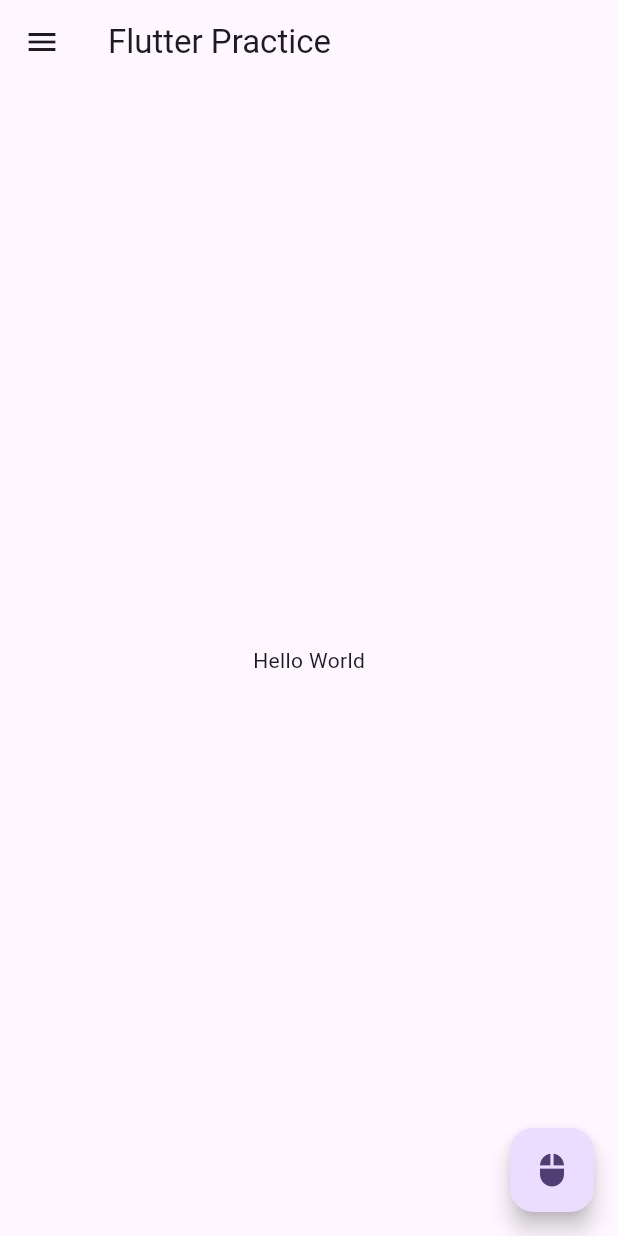
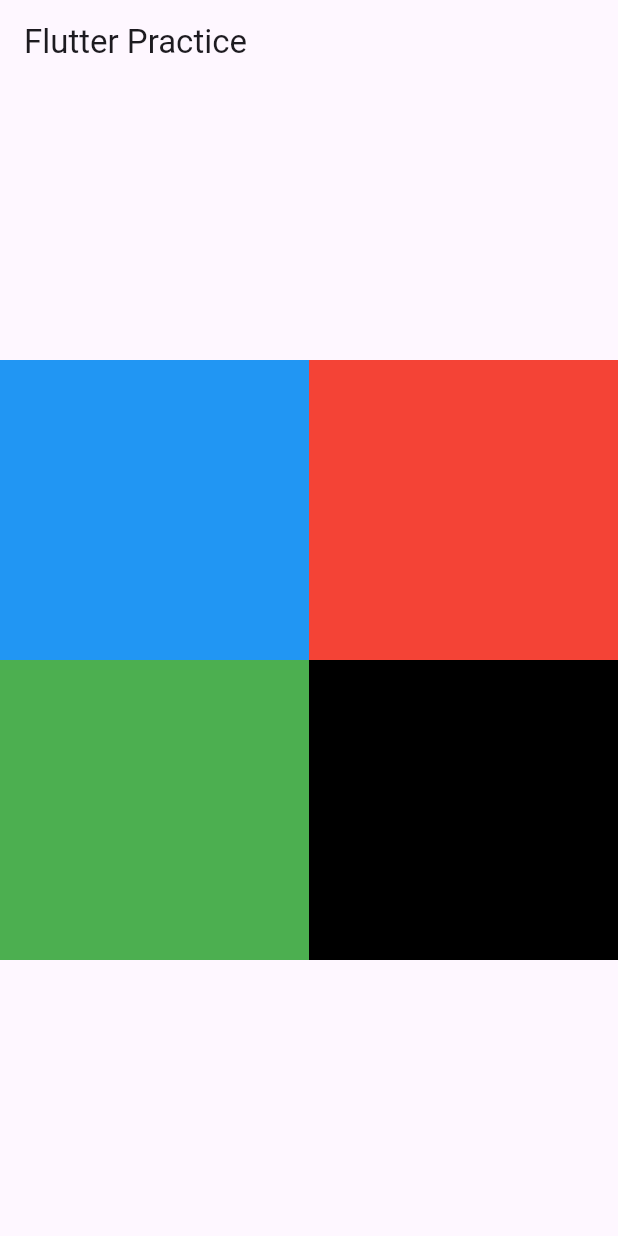
Before and after one commit to augusstt06/flutter_practice, a Flutter app: the screen it shows after launch, on a phone screen of 412 x 824 dp. Run offline on Flutter 3.47's test engine with Material 3 defaults, Android fonts, the phone set to English and light mode, and no system bars.

Commit message:
flutter: row, column

```diff
--- a/lib/main.dart
+++ b/lib/main.dart
@@ -31,18 +31,39 @@ class _MyHomePageState extends State<MyHomePage> {
   Widget build(BuildContext context) {
     return Scaffold(
         appBar: AppBar(title: const Text('Flutter Practice')),
-        drawer: Drawer(
-            child: ListView(padding: EdgeInsets.zero, children: const <Widget>[
-          DrawerHeader(
-            decoration: BoxDecoration(color: Colors.blue),
-            child: Text('Drawer Header'),
+        body: Container(
+          alignment: Alignment.topLeft,
+          child: Column(
+            mainAxisAlignment: MainAxisAlignment.center,
+            children: [
+              Row(
+                mainAxisAlignment: MainAxisAlignment.center,
+                children: [
+                  Container(
+                      width: MediaQuery.of(context).size.width / 2,
+                      height: 200,
+                      color: Colors.blue),
+                  Container(
+                      width: MediaQuery.of(context).size.width / 2,
+                      height: 200,
+                      color: Colors.red)
+                ],
+              ),
+              Row(
+                mainAxisAlignment: MainAxisAlignment.center,
+                children: [
+                  Container(
+                      width: MediaQuery.of(context).size.width / 2,
+                      height: 200,
+                      color: Colors.green),
+                  Container(
+                      width: MediaQuery.of(context).size.width / 2,
+                      height: 200,
+                      color: Colors.black)
+                ],
+              )
+            ],
           ),
-          ListTile(title: Text('Menu 1'))
-        ])),
-        body: const Center(child: Text('Hello World')),
-        floatingActionButton: FloatingActionButton(
-          onPressed: () => print('click'),
-          child: const Icon(Icons.mouse),
         ));
   }
 }
```
